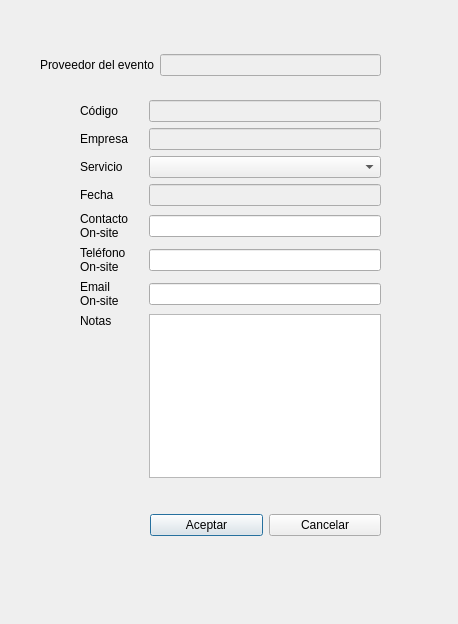
Above: elaleph/proveedorevento_ui.ui from Aleph1981/elaleph before the change. Below: the same form after it.
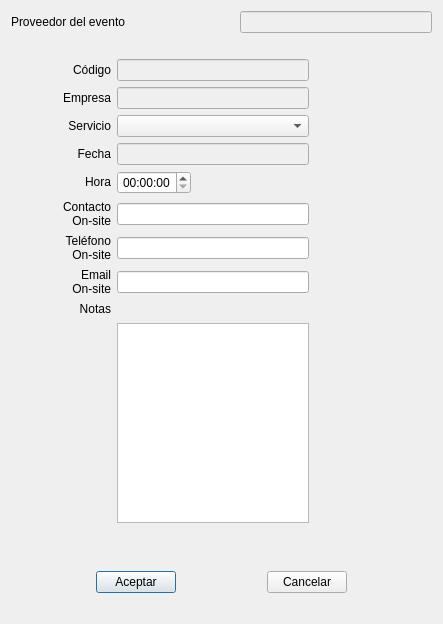
That is the form after the change.

The edit to the form file:
```diff
--- a/elaleph/proveedorevento_ui.ui
+++ b/elaleph/proveedorevento_ui.ui
@@ -6,163 +6,454 @@
    <rect>
     <x>0</x>
     <y>0</y>
-    <width>458</width>
+    <width>443</width>
     <height>624</height>
    </rect>
   </property>
   <property name="windowTitle">
    <string>Dialog</string>
   </property>
-  <widget class="QWidget" name="layoutWidget">
-   <property name="geometry">
-    <rect>
-     <x>80</x>
-     <y>100</y>
-     <width>301</width>
-     <height>378</height>
-    </rect>
-   </property>
-   <layout class="QGridLayout" name="gridLayout">
-    <item row="2" column="1">
-     <spacer name="horizontalSpacer_5">
-      <property name="orientation">
-       <enum>Qt::Horizontal</enum>
-      </property>
-      <property name="sizeHint" stdset="0">
+  <layout class="QVBoxLayout" name="verticalLayout_2">
+   <item>
+    <layout class="QHBoxLayout" name="horizontalLayout_2">
+     <item>
+      <widget class="QLabel" name="labelProject">
+       <property name="minimumSize">
        <size>
-        <width>40</width>
-        <height>20</height>
-       </size>
-      </property>
-     </spacer>
-    </item>
-    <item row="4" column="1">
-     <spacer name="horizontalSpacer_7">
-      <property name="orientation">
-       <enum>Qt::Horizontal</enum>
-      </property>
-      <property name="sizeHint" stdset="0">
-       <size>
-        <width>40</width>
-        <height>20</height>
-       </size>
-      </property>
-     </spacer>
-    </item>
-    <item row="5" column="1">
-     <spacer name="horizontalSpacer_9">
-      <property name="orientation">
-       <enum>Qt::Horizontal</enum>
-      </property>
-      <property name="sizeHint" stdset="0">
-       <size>
-        <width>40</width>
-        <height>20</height>
-       </size>
-      </property>
-     </spacer>
-    </item>
-    <item row="0" column="1">
-     <spacer name="horizontalSpacer_4">
-      <property name="orientation">
-       <enum>Qt::Horizontal</enum>
-      </property>
-      <property name="sizeHint" stdset="0">
+         <width>220</width>
+         <height>0</height>
+        </size>
+       </property>
+       <property name="styleSheet">
+        <string notr="true">font: 14pt &quot;MS Shell Dlg 2&quot;;</string>
+       </property>
+       <property name="text">
+        <string>Proveedor del evento</string>
+       </property>
+      </widget>
+     </item>
+     <item>
+      <widget class="QLineEdit" name="inputEvento">
+       <property name="enabled">
+        <bool>false</bool>
+       </property>
+       <property name="sizePolicy">
+        <sizepolicy hsizetype="Fixed" vsizetype="Fixed">
+         <horstretch>0</horstretch>
+         <verstretch>0</verstretch>
+        </sizepolicy>
+       </property>
+       <property name="minimumSize">
        <size>
-        <width>40</width>
-        <height>20</height>
-       </size>
-      </property>
-     </spacer>
-    </item>
-    <item row="9" column="0">
-     <layout class="QVBoxLayout" name="verticalLayout">
-      <item>
-       <widget class="QLabel" name="labelNotas">
+         <width>192</width>
+         <height>0</height>
+        </size>
+       </property>
+       <property name="styleSheet">
+        <string notr="true">font: 10pt &quot;MS Shell Dlg 2&quot;;</string>
+       </property>
         <property name="text">
-         <string>Notas</string>
+        <string/>
         </property>
        </widget>
       </item>
-      <item>
-       <spacer name="verticalSpacer">
-        <property name="orientation">
-         <enum>Qt::Vertical</enum>
-        </property>
-        <property name="sizeHint" stdset="0">
-         <size>
-          <width>20</width>
-          <height>40</height>
-         </size>
-        </property>
-       </spacer>
-      </item>
-     </layout>
-    </item>
-    <item row="1" column="2">
-     <widget class="QLineEdit" name="inputEmpresa">
-      <property name="enabled">
-       <bool>false</bool>
-      </property>
-     </widget>
-    </item>
-    <item row="4" column="0">
-     <widget class="QLabel" name="labelContacto">
-      <property name="text">
-       <string>Contacto
-On-site</string>
-      </property>
-     </widget>
-    </item>
-    <item row="2" column="2">
-     <widget class="QComboBox" name="comboServicio"/>
-    </item>
-    <item row="4" column="2">
-     <widget class="QLineEdit" name="inputContacto"/>
-    </item>
-    <item row="3" column="2">
-     <widget class="QLineEdit" name="inputFecha">
-      <property name="enabled">
-       <bool>false</bool>
-      </property>
-     </widget>
-    </item>
-    <item row="3" column="0">
-     <widget class="QLabel" name="labelFecha">
-      <property name="text">
-       <string>Fecha</string>
-      </property>
-     </widget>
-    </item>
-    <item row="1" column="0">
-     <widget class="QLabel" name="labelNombre">
-      <property name="text">
-       <string>Empresa</string>
-      </property>
-     </widget>
-    </item>
-    <item row="0" column="0">
+    </layout>
+   </item>
+   <item>
+    <spacer name="horizontalSpacer_2">
+     <property name="orientation">
+      <enum>Qt::Horizontal</enum>
+     </property>
+     <property name="sizeHint" stdset="0">
+      <size>
+       <width>40</width>
+       <height>20</height>
+      </size>
+     </property>
+    </spacer>
+   </item>
+   <item>
+    <layout class="QHBoxLayout" name="horizontalLayout_3">
+     <item>
      <widget class="QLabel" name="labelCodigo">
+       <property name="sizePolicy">
+        <sizepolicy hsizetype="Fixed" vsizetype="Fixed">
+         <horstretch>0</horstretch>
+         <verstretch>0</verstretch>
+        </sizepolicy>
+       </property>
+       <property name="minimumSize">
+        <size>
+         <width>100</width>
+         <height>0</height>
+        </size>
+       </property>
       <property name="text">
        <string>Código</string>
       </property>
-     </widget>
-    </item>
-    <item row="0" column="2">
+       <property name="alignment">
+        <set>Qt::AlignRight|Qt::AlignTop|Qt::AlignTrailing</set>
+       </property>
+      </widget>
+     </item>
+     <item>
      <widget class="QLineEdit" name="inputCodigo">
       <property name="enabled">
        <bool>false</bool>
       </property>
-     </widget>
-    </item>
-    <item row="2" column="0">
+       <property name="sizePolicy">
+        <sizepolicy hsizetype="Fixed" vsizetype="Fixed">
+         <horstretch>0</horstretch>
+         <verstretch>0</verstretch>
+        </sizepolicy>
+       </property>
+       <property name="minimumSize">
+        <size>
+         <width>192</width>
+         <height>0</height>
+        </size>
+       </property>
+      </widget>
+     </item>
+     <item>
+      <spacer name="horizontalSpacer_7">
+       <property name="orientation">
+        <enum>Qt::Horizontal</enum>
+       </property>
+       <property name="sizeHint" stdset="0">
+        <size>
+         <width>40</width>
+         <height>20</height>
+        </size>
+       </property>
+      </spacer>
+     </item>
+    </layout>
+   </item>
+   <item>
+    <layout class="QHBoxLayout" name="horizontalLayout_4">
+     <item>
+      <widget class="QLabel" name="labelNombre">
+       <property name="sizePolicy">
+        <sizepolicy hsizetype="Fixed" vsizetype="Fixed">
+         <horstretch>0</horstretch>
+         <verstretch>0</verstretch>
+        </sizepolicy>
+       </property>
+       <property name="minimumSize">
+        <size>
+         <width>100</width>
+         <height>0</height>
+        </size>
+       </property>
+       <property name="text">
+        <string>Empresa</string>
+       </property>
+       <property name="alignment">
+        <set>Qt::AlignRight|Qt::AlignTop|Qt::AlignTrailing</set>
+       </property>
+      </widget>
+     </item>
+     <item>
+      <widget class="QLineEdit" name="inputEmpresa">
+       <property name="enabled">
+        <bool>false</bool>
+       </property>
+       <property name="sizePolicy">
+        <sizepolicy hsizetype="Fixed" vsizetype="Fixed">
+         <horstretch>0</horstretch>
+         <verstretch>0</verstretch>
+        </sizepolicy>
+       </property>
+       <property name="minimumSize">
+        <size>
+         <width>192</width>
+         <height>0</height>
+        </size>
+       </property>
+      </widget>
+     </item>
+     <item>
+      <spacer name="horizontalSpacer_8">
+       <property name="orientation">
+        <enum>Qt::Horizontal</enum>
+       </property>
+       <property name="sizeHint" stdset="0">
+        <size>
+         <width>40</width>
+         <height>20</height>
+        </size>
+       </property>
+      </spacer>
+     </item>
+    </layout>
+   </item>
+   <item>
+    <layout class="QHBoxLayout" name="horizontalLayout_5">
+     <item>
      <widget class="QLabel" name="labelCargo">
+       <property name="sizePolicy">
+        <sizepolicy hsizetype="Fixed" vsizetype="Fixed">
+         <horstretch>0</horstretch>
+         <verstretch>0</verstretch>
+        </sizepolicy>
+       </property>
+       <property name="minimumSize">
+        <size>
+         <width>100</width>
+         <height>0</height>
+        </size>
+       </property>
       <property name="text">
        <string>Servicio</string>
       </property>
-     </widget>
-    </item>
-    <item row="9" column="1">
+       <property name="alignment">
+        <set>Qt::AlignRight|Qt::AlignTop|Qt::AlignTrailing</set>
+       </property>
+      </widget>
+     </item>
+     <item>
+      <widget class="QComboBox" name="comboServicio">
+       <property name="sizePolicy">
+        <sizepolicy hsizetype="Fixed" vsizetype="Fixed">
+         <horstretch>0</horstretch>
+         <verstretch>0</verstretch>
+        </sizepolicy>
+       </property>
+       <property name="minimumSize">
+        <size>
+         <width>192</width>
+         <height>0</height>
+        </size>
+       </property>
+      </widget>
+     </item>
+     <item>
+      <spacer name="horizontalSpacer_5">
+       <property name="orientation">
+        <enum>Qt::Horizontal</enum>
+       </property>
+       <property name="sizeHint" stdset="0">
+        <size>
+         <width>40</width>
+         <height>20</height>
+        </size>
+       </property>
+      </spacer>
+     </item>
+    </layout>
+   </item>
+   <item>
+    <layout class="QHBoxLayout" name="horizontalLayout_6">
+     <item>
+      <widget class="QLabel" name="labelFecha">
+       <property name="sizePolicy">
+        <sizepolicy hsizetype="Fixed" vsizetype="Fixed">
+         <horstretch>0</horstretch>
+         <verstretch>0</verstretch>
+        </sizepolicy>
+       </property>
+       <property name="minimumSize">
+        <size>
+         <width>100</width>
+         <height>0</height>
+        </size>
+       </property>
+       <property name="text">
+        <string>Fecha</string>
+       </property>
+       <property name="alignment">
+        <set>Qt::AlignRight|Qt::AlignTop|Qt::AlignTrailing</set>
+       </property>
+      </widget>
+     </item>
+     <item>
+      <widget class="QLineEdit" name="inputFecha">
+       <property name="enabled">
+        <bool>false</bool>
+       </property>
+       <property name="sizePolicy">
+        <sizepolicy hsizetype="Fixed" vsizetype="Fixed">
+         <horstretch>0</horstretch>
+         <verstretch>0</verstretch>
+        </sizepolicy>
+       </property>
+       <property name="minimumSize">
+        <size>
+         <width>192</width>
+         <height>0</height>
+        </size>
+       </property>
+      </widget>
+     </item>
+     <item>
+      <spacer name="horizontalSpacer_6">
+       <property name="orientation">
+        <enum>Qt::Horizontal</enum>
+       </property>
+       <property name="sizeHint" stdset="0">
+        <size>
+         <width>40</width>
+         <height>20</height>
+        </size>
+       </property>
+      </spacer>
+     </item>
+    </layout>
+   </item>
+   <item>
+    <layout class="QHBoxLayout" name="horizontalLayout_7">
+     <item>
+      <widget class="QLabel" name="labelHora">
+       <property name="sizePolicy">
+        <sizepolicy hsizetype="Fixed" vsizetype="Fixed">
+         <horstretch>0</horstretch>
+         <verstretch>0</verstretch>
+        </sizepolicy>
+       </property>
+       <property name="minimumSize">
+        <size>
+         <width>100</width>
+         <height>0</height>
+        </size>
+       </property>
+       <property name="text">
+        <string>Hora</string>
+       </property>
+       <property name="alignment">
+        <set>Qt::AlignRight|Qt::AlignTop|Qt::AlignTrailing</set>
+       </property>
+      </widget>
+     </item>
+     <item>
+      <widget class="QTimeEdit" name="hora">
+       <property name="sizePolicy">
+        <sizepolicy hsizetype="Fixed" vsizetype="Fixed">
+         <horstretch>0</horstretch>
+         <verstretch>0</verstretch>
+        </sizepolicy>
+       </property>
+       <property name="alignment">
+        <set>Qt::AlignCenter</set>
+       </property>
+      </widget>
+     </item>
+     <item>
+      <spacer name="horizontalSpacer">
+       <property name="orientation">
+        <enum>Qt::Horizontal</enum>
+       </property>
+       <property name="sizeType">
+        <enum>QSizePolicy::Expanding</enum>
+       </property>
+       <property name="sizeHint" stdset="0">
+        <size>
+         <width>40</width>
+         <height>20</height>
+        </size>
+       </property>
+      </spacer>
+     </item>
+    </layout>
+   </item>
+   <item>
+    <layout class="QHBoxLayout" name="horizontalLayout_8">
+     <item>
+      <widget class="QLabel" name="labelContacto">
+       <property name="sizePolicy">
+        <sizepolicy hsizetype="Fixed" vsizetype="Fixed">
+         <horstretch>0</horstretch>
+         <verstretch>0</verstretch>
+        </sizepolicy>
+       </property>
+       <property name="minimumSize">
+        <size>
+         <width>100</width>
+         <height>0</height>
+        </size>
+       </property>
+       <property name="text">
+        <string>Contacto
+On-site</string>
+       </property>
+       <property name="alignment">
+        <set>Qt::AlignRight|Qt::AlignTop|Qt::AlignTrailing</set>
+       </property>
+      </widget>
+     </item>
+     <item>
+      <widget class="QLineEdit" name="inputContacto">
+       <property name="sizePolicy">
+        <sizepolicy hsizetype="Fixed" vsizetype="Fixed">
+         <horstretch>0</horstretch>
+         <verstretch>0</verstretch>
+        </sizepolicy>
+       </property>
+       <property name="minimumSize">
+        <size>
+         <width>192</width>
+         <height>0</height>
+        </size>
+       </property>
+      </widget>
+     </item>
+     <item>
+      <spacer name="horizontalSpacer_9">
+       <property name="orientation">
+        <enum>Qt::Horizontal</enum>
+       </property>
+       <property name="sizeHint" stdset="0">
+        <size>
+         <width>40</width>
+         <height>20</height>
+        </size>
+       </property>
+      </spacer>
+     </item>
+    </layout>
+   </item>
+   <item>
+    <layout class="QHBoxLayout" name="horizontalLayout_9">
+     <item>
+      <widget class="QLabel" name="labelTelefono">
+       <property name="sizePolicy">
+        <sizepolicy hsizetype="Fixed" vsizetype="Fixed">
+         <horstretch>0</horstretch>
+         <verstretch>0</verstretch>
+        </sizepolicy>
+       </property>
+       <property name="minimumSize">
+        <size>
+         <width>100</width>
+         <height>0</height>
+        </size>
+       </property>
+       <property name="text">
+        <string>Teléfono
+On-site</string>
+       </property>
+       <property name="alignment">
+        <set>Qt::AlignRight|Qt::AlignTop|Qt::AlignTrailing</set>
+       </property>
+      </widget>
+     </item>
+     <item>
+      <widget class="QLineEdit" name="inputTelefono">
+       <property name="sizePolicy">
+        <sizepolicy hsizetype="Fixed" vsizetype="Fixed">
+         <horstretch>0</horstretch>
+         <verstretch>0</verstretch>
+        </sizepolicy>
+       </property>
+       <property name="minimumSize">
+        <size>
+         <width>192</width>
+         <height>0</height>
+        </size>
+       </property>
+      </widget>
+     </item>
+     <item>
      <spacer name="horizontalSpacer_10">
       <property name="orientation">
        <enum>Qt::Horizontal</enum>
@@ -175,39 +466,50 @@
       </property>
      </spacer>
     </item>
-    <item row="6" column="0">
+    </layout>
+   </item>
+   <item>
+    <layout class="QHBoxLayout" name="horizontalLayout_10">
+     <item>
      <widget class="QLabel" name="labelEmail">
+       <property name="sizePolicy">
+        <sizepolicy hsizetype="Fixed" vsizetype="Fixed">
+         <horstretch>0</horstretch>
+         <verstretch>0</verstretch>
+        </sizepolicy>
+       </property>
+       <property name="minimumSize">
+        <size>
+         <width>100</width>
+         <height>0</height>
+        </size>
+       </property>
       <property name="text">
        <string>Email
 On-site</string>
       </property>
-     </widget>
-    </item>
-    <item row="5" column="0">
-     <widget class="QLabel" name="labelTelefono">
-      <property name="text">
-       <string>Teléfono
-On-site</string>
+       <property name="alignment">
+        <set>Qt::AlignRight|Qt::AlignTop|Qt::AlignTrailing</set>
       </property>
      </widget>
     </item>
-    <item row="9" column="2">
-     <widget class="QPlainTextEdit" name="inputNotas"/>
-    </item>
-    <item row="1" column="1">
-     <spacer name="horizontalSpacer_3">
-      <property name="orientation">
-       <enum>Qt::Horizontal</enum>
-      </property>
-      <property name="sizeHint" stdset="0">
+     <item>
+      <widget class="QLineEdit" name="inputEmail">
+       <property name="sizePolicy">
+        <sizepolicy hsizetype="Fixed" vsizetype="Fixed">
+         <horstretch>0</horstretch>
+         <verstretch>0</verstretch>
+        </sizepolicy>
+       </property>
+       <property name="minimumSize">
        <size>
-        <width>40</width>
-        <height>20</height>
-       </size>
-      </property>
-     </spacer>
-    </item>
-    <item row="6" column="1">
+         <width>192</width>
+         <height>0</height>
+        </size>
+       </property>
+      </widget>
+     </item>
+     <item>
      <spacer name="horizontalSpacer_11">
       <property name="orientation">
        <enum>Qt::Horizontal</enum>
@@ -220,12 +522,86 @@
       </property>
      </spacer>
     </item>
-    <item row="5" column="2">
-     <widget class="QLineEdit" name="inputTelefono"/>
-    </item>
-    <item row="3" column="1">
-     <spacer name="horizontalSpacer">
+    </layout>
+   </item>
+   <item>
+    <layout class="QHBoxLayout" name="horizontalLayout_11">
+     <item>
+      <layout class="QVBoxLayout" name="verticalLayout">
+       <item>
+        <widget class="QLabel" name="labelNotas">
+         <property name="sizePolicy">
+          <sizepolicy hsizetype="Fixed" vsizetype="Fixed">
+           <horstretch>0</horstretch>
+           <verstretch>0</verstretch>
+          </sizepolicy>
+         </property>
+         <property name="minimumSize">
+          <size>
+           <width>100</width>
+           <height>0</height>
+          </size>
+         </property>
+         <property name="text">
+          <string>Notas</string>
+         </property>
+         <property name="alignment">
+          <set>Qt::AlignRight|Qt::AlignTop|Qt::AlignTrailing</set>
+         </property>
+        </widget>
+       </item>
+       <item>
+        <spacer name="verticalSpacer">
       <property name="orientation">
+          <enum>Qt::Vertical</enum>
+         </property>
+         <property name="sizeHint" stdset="0">
+          <size>
+           <width>20</width>
+           <height>40</height>
+          </size>
+         </property>
+        </spacer>
+       </item>
+      </layout>
+     </item>
+     <item>
+      <widget class="QPlainTextEdit" name="inputNotas">
+       <property name="sizePolicy">
+        <sizepolicy hsizetype="Fixed" vsizetype="Fixed">
+         <horstretch>0</horstretch>
+         <verstretch>0</verstretch>
+        </sizepolicy>
+       </property>
+       <property name="minimumSize">
+        <size>
+         <width>192</width>
+         <height>150</height>
+        </size>
+       </property>
+       <property name="maximumSize">
+        <size>
+         <width>170</width>
+         <height>200</height>
+        </size>
+       </property>
+       <property name="layoutDirection">
+        <enum>Qt::LeftToRight</enum>
+       </property>
+       <property name="frameShadow">
+        <enum>QFrame::Sunken</enum>
+       </property>
+       <property name="sizeAdjustPolicy">
+        <enum>QAbstractScrollArea::AdjustToContentsOnFirstShow</enum>
+       </property>
+       <property name="cursorWidth">
+        <number>0</number>
+       </property>
+      </widget>
+     </item>
+     <item>
+      <spacer name="horizontalSpacer_12">
+       <property name="orientation">
        <enum>Qt::Horizontal</enum>
       </property>
       <property name="sizeHint" stdset="0">
@@ -236,23 +612,31 @@
       </property>
      </spacer>
     </item>
-    <item row="6" column="2">
-     <widget class="QLineEdit" name="inputEmail"/>
-    </item>
-   </layout>
-  </widget>
-  <widget class="QWidget" name="layoutWidget">
-   <property name="geometry">
-    <rect>
-     <x>150</x>
-     <y>510</y>
-     <width>231</width>
-     <height>30</height>
-    </rect>
-   </property>
+    </layout>
+   </item>
+   <item>
+    <spacer name="horizontalSpacer_13">
+     <property name="orientation">
+      <enum>Qt::Horizontal</enum>
+     </property>
+     <property name="sizeHint" stdset="0">
+      <size>
+       <width>40</width>
+       <height>20</height>
+      </size>
+     </property>
+    </spacer>
+   </item>
+   <item>
    <layout class="QHBoxLayout" name="horizontalLayout">
     <item>
      <widget class="QPushButton" name="buttonGuardar">
+       <property name="sizePolicy">
+        <sizepolicy hsizetype="Fixed" vsizetype="Fixed">
+         <horstretch>0</horstretch>
+         <verstretch>0</verstretch>
+        </sizepolicy>
+       </property>
       <property name="text">
        <string>Aceptar</string>
       </property>
@@ -260,48 +644,33 @@
     </item>
     <item>
      <widget class="QPushButton" name="buttonCancelar">
+       <property name="sizePolicy">
+        <sizepolicy hsizetype="Fixed" vsizetype="Fixed">
+         <horstretch>0</horstretch>
+         <verstretch>0</verstretch>
+        </sizepolicy>
+       </property>
       <property name="text">
        <string>Cancelar</string>
       </property>
      </widget>
     </item>
    </layout>
-  </widget>
-  <widget class="QWidget" name="">
-   <property name="geometry">
-    <rect>
-     <x>40</x>
-     <y>50</y>
-     <width>341</width>
-     <height>30</height>
-    </rect>
-   </property>
-   <layout class="QHBoxLayout" name="horizontalLayout_2">
-    <item>
-     <widget class="QLabel" name="labelProject">
-      <property name="styleSheet">
-       <string notr="true">font: 14pt &quot;MS Shell Dlg 2&quot;;</string>
-      </property>
-      <property name="text">
-       <string>Proveedor del evento</string>
-      </property>
-     </widget>
     </item>
     <item>
-     <widget class="QLineEdit" name="inputEvento">
-      <property name="enabled">
-       <bool>false</bool>
-      </property>
-      <property name="styleSheet">
-       <string notr="true">font: 10pt &quot;MS Shell Dlg 2&quot;;</string>
-      </property>
-      <property name="text">
-       <string/>
-      </property>
-     </widget>
-    </item>
-   </layout>
-  </widget>
+    <spacer name="horizontalSpacer_3">
+     <property name="orientation">
+      <enum>Qt::Horizontal</enum>
+     </property>
+     <property name="sizeHint" stdset="0">
+      <size>
+       <width>40</width>
+       <height>20</height>
+      </size>
+     </property>
+    </spacer>
+   </item>
+  </layout>
  </widget>
  <tabstops>
   <tabstop>comboServicio</tabstop>
```
Left out of the diff: 5 changed lines with no effect on the pictures. Lines whose indentation alone changed are shown as unchanged.
